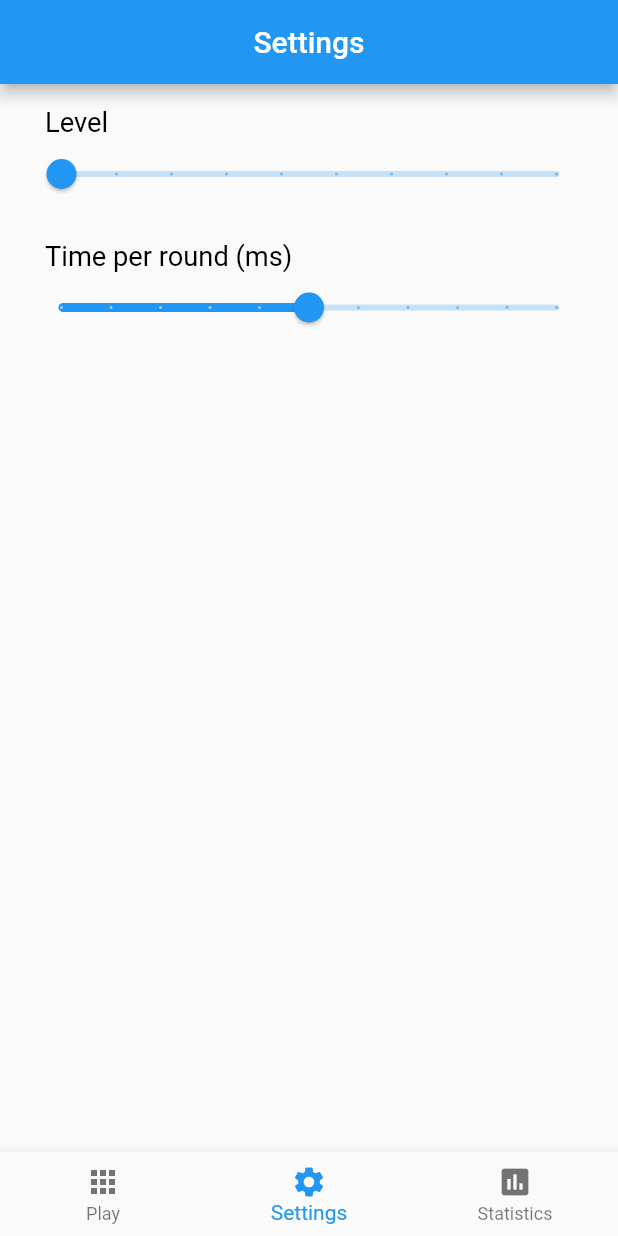
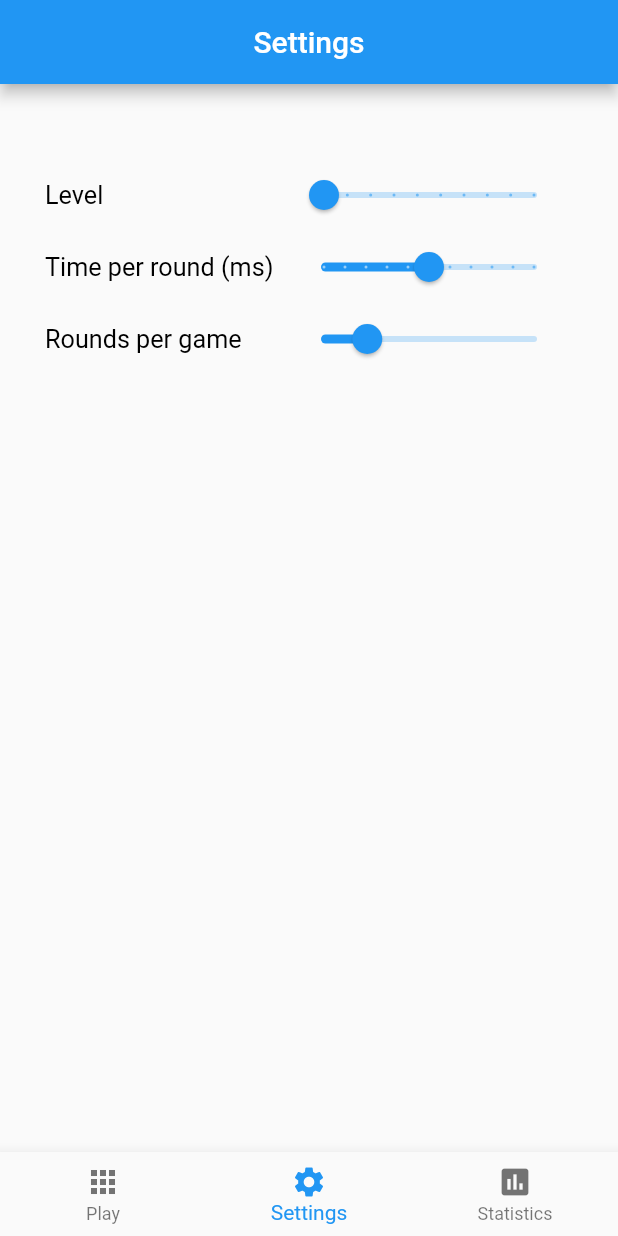
Before and after one commit to marcoboncoraglio/dual-n-back, a Flutter app: the screen it shows after launch, item 2 of the bottom bar chosen, on a phone screen of 412 x 824 dp. Run offline on Flutter 3.47's test engine with Material 2 defaults, Android fonts, the phone set to English and light mode, and no system bars; our stand-ins replace charts_flutter, flutter_tts, tuple.

Commit message:
added rounds per game settings

```diff
--- a/lib/settings_page.dart
+++ b/lib/settings_page.dart
@@ -14,24 +14,20 @@ class _SettingsPageState extends State<SettingsPage> {
     GameStateProvider gameStateProvider =
         Provider.of<GameStateProvider>(context, listen: false);
     int _level = gameStateProvider.level;
-    int _speed = gameStateProvider.timerInterval;
+    int _interval = gameStateProvider.timerInterval;
+    int _totalRounds = gameStateProvider.totalRounds;
 
     return Padding(
-      padding: EdgeInsets.all(15),
+      padding: EdgeInsets.fromLTRB(30, 50, 30, 30),
       child: Column(
         children: <Widget>[
           Row(
-            crossAxisAlignment: CrossAxisAlignment.start,
+            mainAxisAlignment: MainAxisAlignment.spaceBetween,
             children: <Widget>[
-              Padding(
-                padding: const EdgeInsets.only(left: 15.0),
-                child: new Text(
+              new Text(
                 "Level",
-                  textScaleFactor: 1.3,
+                textScaleFactor: 1.2,
                 style: new TextStyle(color: Colors.black),
-                ),
-              ),
-            ],
               ),
               new Slider(
                   min: 1,
@@ -41,27 +37,44 @@ class _SettingsPageState extends State<SettingsPage> {
                   label: "$_level",
                   onChanged: (val) =>
                       setState(() => gameStateProvider.level = val.toInt())),
+            ],
+          ),
           Row(
-            crossAxisAlignment: CrossAxisAlignment.start,
+            mainAxisAlignment: MainAxisAlignment.spaceBetween,
             children: <Widget>[
-              Padding(
-                padding: const EdgeInsets.only(left: 15, top: 20),
-                child: new Text(
+              new Text(
                 "Time per round (ms)",
-                  textScaleFactor: 1.3,
+                textScaleFactor: 1.2,
                 style: new TextStyle(color: Colors.black),
-                ),
-              ),
-            ],
               ),
               new Slider(
                   min: 1000,
                   max: 3000,
                   divisions: 10,
                   value: gameStateProvider.timerInterval.toDouble(),
-              label: "$_speed",
-              onChanged: (val) =>
-                  setState(() => gameStateProvider.timerInterval = val.toInt())),
+                  label: "$_interval",
+                  onChanged: (val) => setState(
+                      () => gameStateProvider.timerInterval = val.toInt())),
+            ],
+          ),
+          Row(
+            mainAxisAlignment: MainAxisAlignment.spaceBetween,
+            children: <Widget>[
+              new Text(
+                "Rounds per game",
+                textScaleFactor: 1.2,
+                style: new TextStyle(color: Colors.black),
+              ),
+              new Slider(
+                  min: 15,
+                  max: 40,
+                  divisions: 34,
+                  value: gameStateProvider.totalRounds.toDouble(),
+                  label: "$_totalRounds",
+                  onChanged: (val) => setState(
+                      () => gameStateProvider.totalRounds = val.toInt())),
+            ],
+          ),
         ],
       ),
     );
```
Also changed, not shown: lib/game/play_button.dart (+9 -6 lines), 1 other file. Lines whose indentation alone changed are shown as unchanged.
